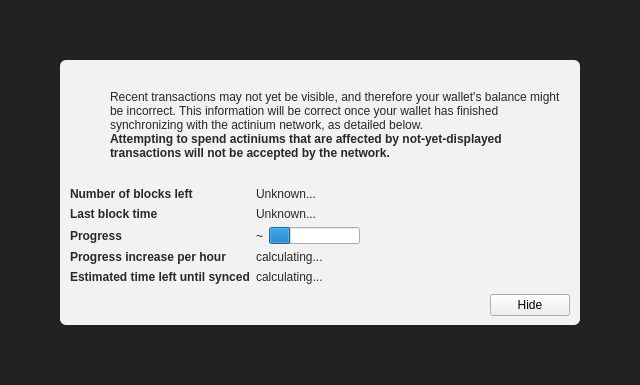
Actinium-project/Actinium, file src/qt/forms/modaloverlay.ui: the form before one commit.
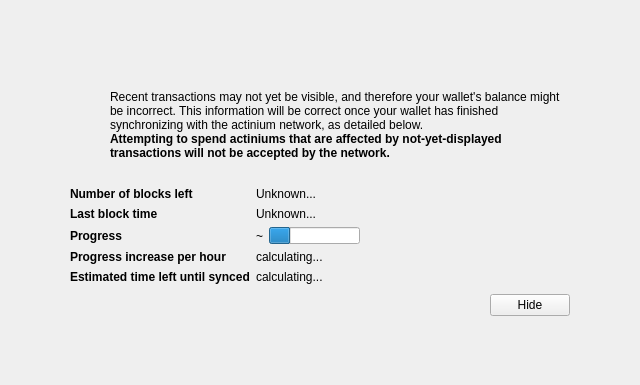
The form after the commit. Icons and pictures are not drawn. Custom widgets are drawn as their Qt base class.

Commit message: ui: update modal overlay style

The edit to the form file:
```diff
--- a/src/qt/forms/modaloverlay.ui
+++ b/src/qt/forms/modaloverlay.ui
@@ -32,7 +32,7 @@
    <item>
     <widget class="QWidget" name="bgWidget" native="true">
      <property name="styleSheet">
-      <string notr="true">#bgWidget { background: rgba(0,0,0,220); }</string>
+     <string notr="true"/>
      </property>
      <layout class="QVBoxLayout" name="verticalLayoutMain" stretch="1">
       <property name="leftMargin">
@@ -50,9 +50,7 @@
       <item>
        <widget class="QWidget" name="contentWidget" native="true">
         <property name="styleSheet">
-         <string notr="true">#contentWidget { background: rgba(255,255,255,240); border-radius: 6px; }
-
-QLabel { color: rgb(40,40,40);  }</string>
+        <string notr="true"/>
         </property>
         <layout class="QVBoxLayout" name="verticalLayoutSub" stretch="1,0,0,0">
          <property name="spacing">
```
The commit also changes 5 other files.
